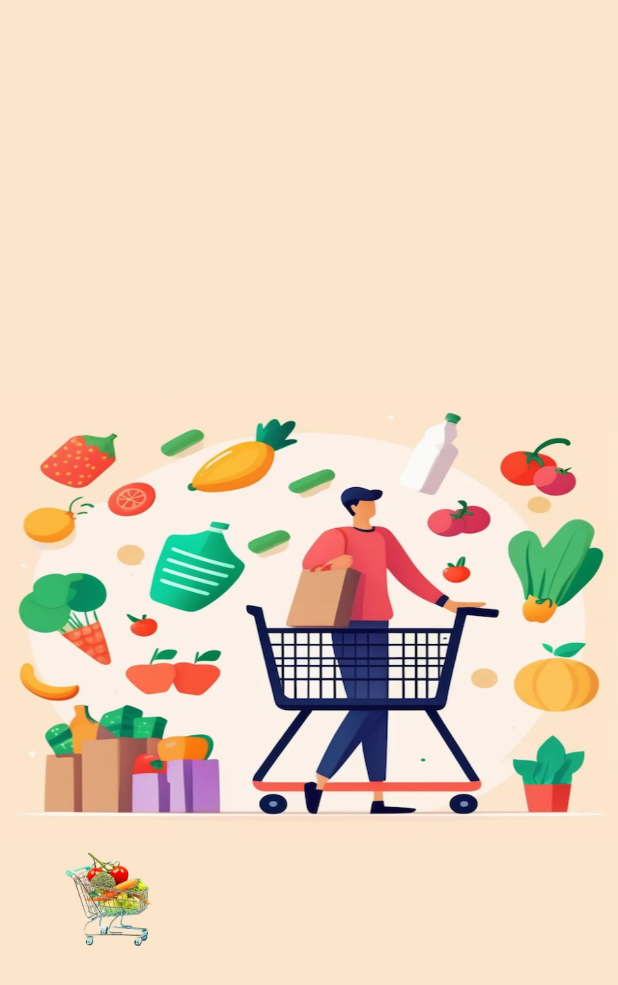
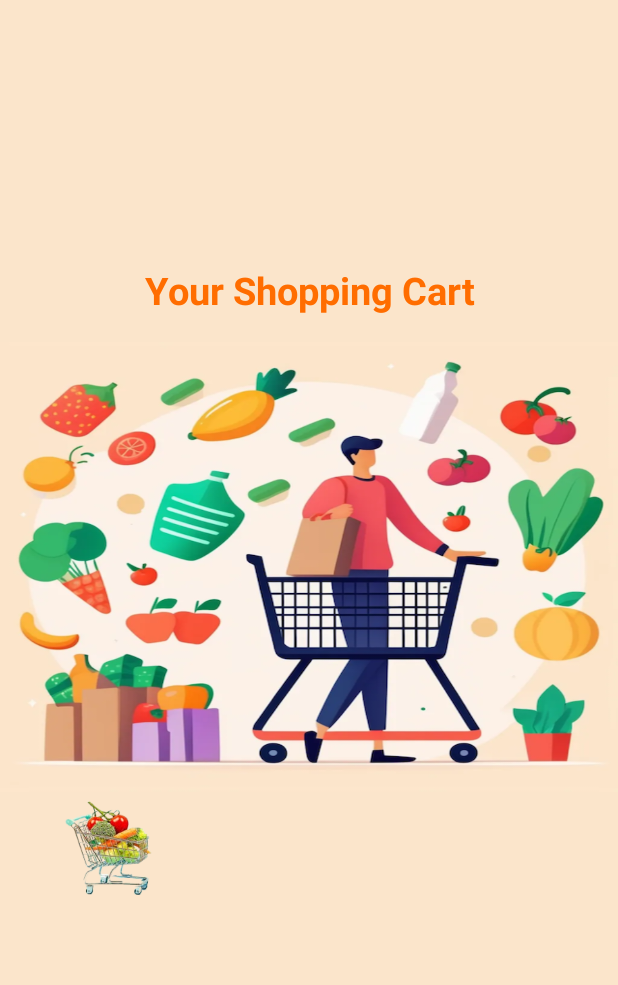
Before and after one commit to Aviraj1510/ShoppingApp, an Android app: the screen it shows after launch (SplashScreen), on a phone screen of 412 x 824 dp. Shown: the top 985 px of the screen. Run offline under Robolectric (Android 15) with nearby library versions, the light colour scheme and no system bars.

Commit message:
Add New Functionality

```diff
--- a/app/src/main/res/layout/activity_splash_screen.xml
+++ b/app/src/main/res/layout/activity_splash_screen.xml
@@ -8,16 +8,32 @@
     android:background="#FBE5CB"
     tools:context=".SplashScreen">
 
+    <TextView
+        android:id="@+id/textView3"
+        android:layout_width="match_parent"
+        android:layout_height="wrap_content"
+        android:text="Your Shopping Cart"
+        android:textStyle="bold"
+        android:textColor="#FF6D00"
+        android:textSize="25sp"
+        android:textAlignment="center"
+        app:layout_constraintBottom_toTopOf="@+id/imageView5"
+        app:layout_constraintEnd_toEndOf="parent"
+        app:layout_constraintHorizontal_bias="0.0"
+        app:layout_constraintStart_toStartOf="parent"
+        app:layout_constraintTop_toTopOf="parent"
+        app:layout_constraintVertical_bias="0.912" />
+
     <ImageView
         android:id="@+id/imageView5"
         android:layout_width="wrap_content"
         android:layout_height="300dp"
+        android:layout_marginBottom="296dp"
         android:background="@drawable/img"
         app:layout_constraintBottom_toBottomOf="parent"
         app:layout_constraintEnd_toEndOf="parent"
         app:layout_constraintHorizontal_bias="0.0"
-        app:layout_constraintStart_toStartOf="parent"
-        app:layout_constraintTop_toTopOf="parent" />
+        app:layout_constraintStart_toStartOf="parent" />
 
     <ImageView
         android:id="@+id/imageView"
```
